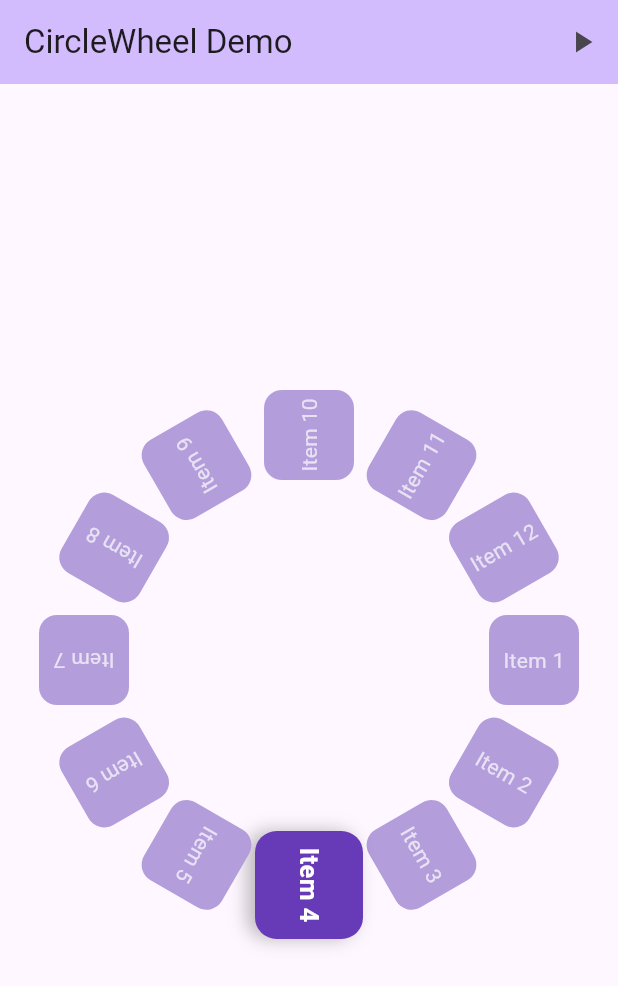
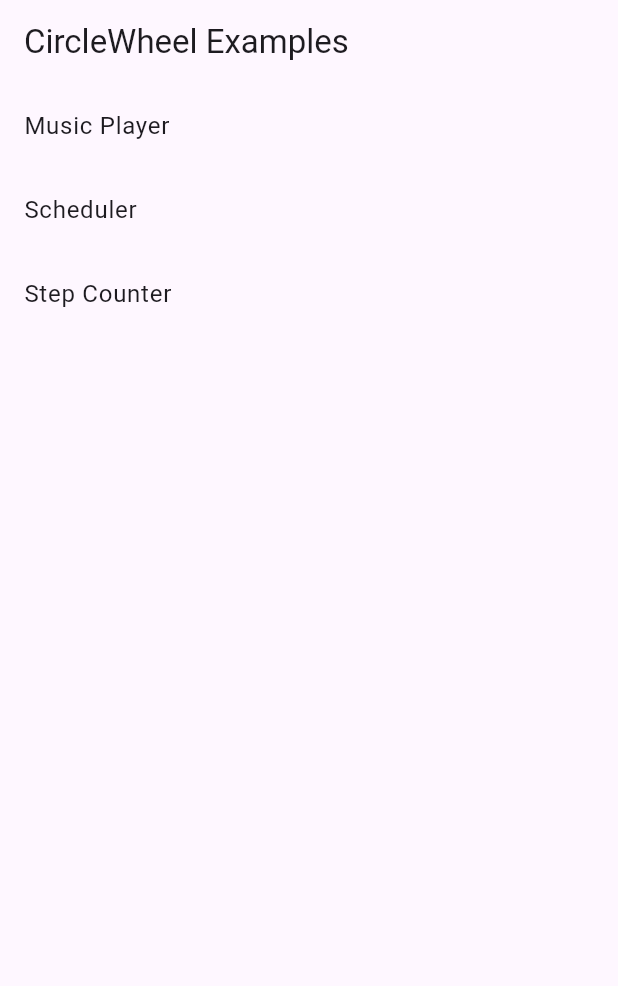
Before and after one commit to chasseuragace/circle_wheel, a Flutter app: the screen it shows after launch, on a phone screen of 412 x 824 dp. Shown: the top 986 px of the screen. Run offline on Flutter 3.47's test engine with Material 3 defaults, Android fonts, the phone set to English and light mode, and no system bars.

Commit message:
fix: example

````diff
--- a/example/lib/main.dart
+++ b/example/lib/main.dart
@@ -1,6 +1,7 @@
+import 'package:example/MusicPlayerExample.dart';
+import 'package:example/StepCounterExample.dart';
+import 'package:example/TodoListExample.dart';
 import 'package:flutter/material.dart';
-import 'package:circle_wheel/circle_wheel.dart';
-import 'dart:math' as math;
 
 void main() {
   runApp(const MyApp());
@@ -22,119 +23,48 @@ class MyApp extends StatelessWidget {
   }
 }
 
-class MyHomePage extends StatefulWidget {
+class MyHomePage extends StatelessWidget {
   const MyHomePage({super.key});
-
-  @override
-  State<MyHomePage> createState() => _MyHomePageState();
-}
-
-class _MyHomePageState extends State<MyHomePage> {
-  // Example items for the wheel
-  final List<String> items = List.generate(12, (index) => 'Item ${index + 1}');
-  bool _autoRotate = false;
 
   @override
   Widget build(BuildContext context) {
     return Scaffold(
       appBar: AppBar(
-        backgroundColor: Theme.of(context).colorScheme.inversePrimary,
-        title: const Text('CircleWheel Demo'),
-        actions: [
-          IconButton(
-            icon: Icon(_autoRotate ? Icons.pause : Icons.play_arrow),
-            onPressed: () {
-              setState(() {
-                _autoRotate = !_autoRotate;
-              });
+        title: const Text('CircleWheel Examples'),
+      ),
+      body: ListView(
+        children: [
+          ListTile(
+            title: const Text('Music Player'),
+            onTap: () {
+              Navigator.push(
+                context,
+                MaterialPageRoute(
+                    builder: (context) => const MusicPlayerExample()),
+              );
             },
-            tooltip: _autoRotate ? 'Stop Auto-rotation' : 'Start Auto-rotation',
+          ),
+          ListTile(
+            title: const Text('Scheduler'),
+            onTap: () {
+              Navigator.push(
+                context,
+                MaterialPageRoute(
+                    builder: (context) => const TodoListExample()),
+              );
+            },
+          ),
+          ListTile(
+            title: const Text('Step Counter'),
+            onTap: () {
+              Navigator.push(
+                context,
+                MaterialPageRoute(
+                    builder: (context) => const StepCounterExample()),
+              );
+            },
           ),
         ],
-      ),
-      body: Center(
-        child: CircleWheel(
-          // Basic configuration
-          itemCount: items.length,
-          radius: 150,
-          canRotate: true,
-
-          // Angle configuration
-          startAngle: 0,
-          endAngle: 2 * math.pi,
-
-          // Visibility configuration
-          renderOnlyVisible: true,
-          visibilityStartAngle: 0,
-          visibilityEndAngle: math.pi * 1.5,
-
-          // Hotspot configuration
-          hotspotAngle: math.pi / 2, // Top position
-          hotspotRange: math.pi / 12,
-
-          // Animation configuration
-          autoRotate: _autoRotate,
-          autoRotateSpeed: 1.0,
-          rotationDuration: const Duration(milliseconds: 300),
-
-          // Interaction configuration
-          snapToHotspot: false, // 핫스팟으로 자동 정렬 비활성화
-          bounceBack: false, // 원래 위치로 돌아가기 비활성화
-          rotationResistance: 1.0, // 회전 저항값 설정
-
-          // Styling configuration
-          itemScale: 1.0,
-          hotspotScale: 1.2,
-
-          // Performance options
-          preloadItems: true, // 아이템 미리 로드
-          cacheItems: true, // 아이템 캐싱 활성화
-
-          // Item builder
-          itemBuilder: (index, isAtHotspot) {
-            return Container(
-              width: 60,
-              height: 60,
-              decoration: BoxDecoration(
-                color: isAtHotspot
-                    ? Colors.deepPurple
-                    : Colors.deepPurple.shade200,
-                borderRadius: BorderRadius.circular(12),
-                boxShadow: [
-                  if (isAtHotspot)
-                    const BoxShadow(
-                      color: Colors.black26,
-                      blurRadius: 8,
-                      offset: Offset(0, 4),
-                    ),
-                ],
-              ),
-              child: Center(
-                child: Text(
-                  items[index],
-                  style: TextStyle(
-                    color: isAtHotspot ? Colors.white : Colors.white70,
-                    fontWeight:
-                        isAtHotspot ? FontWeight.bold : FontWeight.normal,
-                  ),
-                ),
-              ),
-            );
-          },
-
-          // Callbacks
-          onItemEnterHotspot: (index) {
-            debugPrint('Item $index entered hotspot');
-          },
-          onItemExitHotspot: (index) {
-            debugPrint('Item $index exited hotspot');
-          },
-          onItemSelected: (index) {
-            ScaffoldMessenger.of(context).showSnackBar(
-              SnackBar(content: Text('Selected ${items[index]}')),
-            );
-          },
-        ),
       ),
     );
   }
--- a/lib/circle_wheel.dart
+++ b/lib/circle_wheel.dart
@@ -1,69 +1,3 @@
-/// CircleWheel Widget Documentation
-/// CircleWheel 위젯 문서
-///
-/// This widget creates a circular/radial layout that can display items in a wheel formation.
-/// 이 위젯은 아이템들을 휠 형태로 표시할 수 있는 원형/방사형 레이아웃을 생성합니다.
-///
-/// Features (기능):
-/// 1. 360-degree rotation support (360도 회전 지원)
-/// 2. Multiple hotspot detection (다중 핫스팟 감지)
-/// 3. Customizable animations (커스터마이징 가능한 애니메이션)
-/// 4. Gesture-based interaction (제스처 기반 상호작용)
-/// 5. Auto-rotation capability (자동 회전 기능)
-///
-/// Main Options (주요 옵션):
-/// 1. Layout Options (레이아웃 옵션)
-///    - radius: Wheel radius (휠 반지름)
-///    - spacing: Space between items (아이템 간 간격)
-///    - innerRadius: Optional inner radius for ring layout (링 레이아웃을 위한 내부 반지름)
-///    - startAngle/endAngle: Control wheel's angular span (휠의 각도 범위 제어)
-///
-/// 2. Interaction Options (상호작용 옵션)
-///    - canRotate: Enable/disable rotation (회전 활성화/비활성화)
-///    - snapToHotspot: Snap items to hotspots (아이템을 핫스팟에 스냅)
-///    - rotationResistance: Control rotation sensitivity (회전 감도 제어)
-///    - bounceBack: Enable bounce effect (바운스 효과 활성화)
-///
-/// 3. Animation Options (애니메이션 옵션)
-///    - rotationDuration: Duration of rotation animation (회전 애니메이션 지속 시간)
-///    - rotationCurve: Animation curve type (애니메이션 곡선 유형)
-///    - autoRotate: Enable automatic rotation (자동 회전 활성화)
-///    - autoRotateSpeed: Speed of auto-rotation (자동 회전 속도)
-///
-/// 4. Hotspot Options (핫스팟 옵션)
-///    - hotspotAngle: Angle for hotspot detection (핫스팟 감지 각도)
-///    - hotspotRange: Active range around hotspot (핫스팟 주변 활성 범위)
-///    - multipleHotspots: Additional hotspot angles (추가 핫스팟 각도)
-///
-/// 5. Styling Options (스타일링 옵션)
-///    - itemScale: Base scale of items (아이템 기본 크기)
-///    - hotspotScale: Scale of items in hotspot (핫스팟에 있는 아이템 크기)
-///    - itemAlignment: Item alignment in container (컨테이너 내 아이템 정렬)
-///    - itemPadding: Padding around items (아이템 주변 패딩)
-///
-/// 6. Performance Options (성능 옵션)
-///    - preloadItems: Enable item preloading (아이템 미리 로드)
-///    - cacheItems: Enable item caching (아이템 캐싱)
-///    - renderOnlyVisible: Render only visible items (보이는 아이템만 렌더링)
-///
-/// Events & Callbacks (이벤트 & 콜백):
-/// - onItemEnterHotspot: Called when item enters hotspot (아이템이 핫스팟에 진입할 때 호출)
-/// - onItemExitHotspot: Called when item exits hotspot (아이템이 핫스팟에서 나갈 때 호출)
-/// - onRotationComplete: Called after rotation ends (회전이 끝난 후 호출)
-/// - onItemSelected: Called when item is selected (아이템이 선택됐을 때 호출)
-///
-/// Usage Example (사용 예시):
-/// ```dart
-/// CircleWheel(
-///   itemBuilder: (index, isAtHotspot) => YourItemWidget(),
-///   itemCount: 10,
-///   radius: 150,
-///   canRotate: true,
-///   hotspotAngle: math.pi / 2,
-///   autoRotate: false,
-/// )
-/// ```
-
 library circle_wheel;
 
 import 'package:flutter/material.dart';
@@ -138,11 +72,6 @@ class CircleWheel extends StatefulWidget {
   /// Speed of auto-rotation (when enabled)
   /// 자동 회전 속도 (활성화된 경우)
   final double autoRotateSpeed;
-
-  // Layout options
-  /// Spacing between items
-  /// 아이템 간의 간격
-  final double spacing;
 
   /// Starting angle of the wheel (in radians)
   /// 휠의 시작 각도 (라디안)
@@ -220,15 +149,6 @@ class CircleWheel extends StatefulWidget {
   /// 햅틱 피드백을 제공할지 여부
   final bool hapticFeedback;
 
-  // Performance options
-  /// Whether to preload items
-  /// 아이템을 미리 로드할지 여부
-  final bool preloadItems;
-
-  /// Whether to cache rendered items
-  /// 렌더링된 아이템을 캐시할지 여부
-  final bool cacheItems;
-
   /// Whether to only render visible items
   /// 보이는 아이템만 렌더링할지 여부
   final bool renderOnlyVisible;
@@ -262,7 +182,6 @@ class CircleWheel extends StatefulWidget {
     this.autoRotateSpeed = 1.0,
 
     // Layout options
-    this.spacing = 0,
     this.startAngle = 0,
     this.endAngle,
     this.innerRadius,
@@ -291,18 +210,16 @@ class CircleWheel extends StatefulWidget {
     this.hapticFeedback = true,
 
     // Performance options
-    this.preloadItems = false,
-    this.cacheItems = true,
     this.renderOnlyVisible = true,
     this.visibilityStartAngle,
     this.visibilityEndAngle,
   });
 
   @override
-  State<CircleWheel> createState() => _CircleWheelState();
+  State<CircleWheel> createState() => CircleWheelState();
 }
 
-class _CircleWheelState extends State<CircleWheel>
+class CircleWheelState extends State<CircleWheel>
     with SingleTickerProviderStateMixin {
   /// Current rotation value of the wheel
   /// 휠의 현재 회전 값
@@ -379,19 +296,44 @@ class _CircleWheelState extends State<CircleWheel>
   /// Checks if an item is in a hotspot
   /// 아이템이 핫스팟에 있는지 확인합니다.
   bool _isInHotspot(double angle) {
-    if (widget.hotspotAngle == null)
-      return false; // No hotspot if angle is null
+    if (widget.hotspotAngle == null &&
+        (widget.multipleHotspots == null || widget.multipleHotspots!.isEmpty)) {
+      return false;
+    }
 
-    final normalizedAngle = (angle % (2 * math.pi));
-    final normalizedHotspotAngle = (widget.hotspotAngle! % (2 * math.pi));
+    // 현재 회전값을 고려한 실제 각도 계산
+    final actualAngle = (angle + _rotationValue) % (2 * math.pi);
 
-    final difference = (normalizedAngle - normalizedHotspotAngle).abs();
+    // 검사할 핫스팟 각도들 목록 생성
+    List<double> hotspotAngles = [];
+    if (widget.hotspotAngle != null) {
+      hotspotAngles.add(widget.hotspotAngle!);
+    }
+    if (widget.multipleHotspots != null) {
+      hotspotAngles.addAll(widget.multipleHotspots!);
+    }
+
+    // 각 핫스팟에 대해 검사
+    for (double hotspotAngle in hotspotAngles) {
+      // 핫스팟 각도를 0~2π 범위로 정규화
+      final normalizedHotspotAngle = hotspotAngle % (2 * math.pi);
+
+      // 각도 차이 계산 (회전값 고려)
+      final difference = (actualAngle - normalizedHotspotAngle).abs();
+
+      // 360도를 고려한 최소 각도 차이 계산
       final wrappedDifference = math.min(
         difference,
         2 * math.pi - difference,
       );
 
-    return wrappedDifference <= widget.hotspotRange;
+      // 하나의 핫스팟이라도 범위 내에 있으면 true 반환
+      if (wrappedDifference <= widget.hotspotRange) {
+        return true;
+      }
+    }
+
+    return false;
   }
 
   /// Handles hotspot state changes and triggers callbacks
@@ -479,6 +421,21 @@ class _CircleWheelState extends State<CircleWheel>
     }
   }
 
+  /// Sets the rotation value to move a specific item to the hotspot
+  /// 특정 아이템을 핫스팟으로 이동시키기 위해 회전 값을 설정합니다.
+  void setRotation(int index) {
+    final itemAngle = widget.startAngle +
+        (index *
+            ((widget.endAngle ?? (2 * math.pi)) - widget.startAngle) /
+            widget.itemCount);
+    final targetRotation =
+        widget.hotspotAngle != null ? widget.hotspotAngle! - itemAngle : 0.0;
+
+    setState(() {
+      _rotationValue = targetRotation;
+    });
+  }
+
   @override
   void dispose() {
     _rotationController.dispose();
@@ -523,49 +480,30 @@ class _CircleWheelState extends State<CircleWheel>
     double normalizedAngle = (angle + _rotationValue) % (2 * math.pi);
     if (normalizedAngle < 0) normalizedAngle += 2 * math.pi;
 
-    // 화면 크기 가져오기
-    final RenderBox? renderBox = context.findRenderObject() as RenderBox?;
-    if (renderBox == null) return true;
+    // renderOnlyVisible이 false면 항상 보이도록 처리
+    if (!widget.renderOnlyVisible) return true;
 
-    // 부모 위젯(Scaffold)의 크기 가져오기
-    final RenderBox? parentBox = context
-        .findRootAncestorStateOfType<ScaffoldState>()
-        ?.context
-        .findRenderObject() as RenderBox?;
-    if (parentBox == null) return true;
+    // visibilityStartAngle과 visibilityEndAngle이 설정되지 않았다면 보이도록 처리
+    if (widget.visibilityStartAngle == null ||
+        widget.visibilityEndAngle == null) {
+      return true;
+    }
 
-    // CircleWheel의 중심점 위치를 전역 좌표로 변환
-    final Offset centerGlobal = renderBox.localToGlobal(Offset.zero);
+    // 시작과 끝 각도 정규화
+    double startAngle = widget.visibilityStartAngle! % (2 * math.pi);
+    if (startAngle < 0) startAngle += 2 * math.pi;
 
-    // 아이템의 상대 위치 계산 (중심점만 고려)
-    final double itemX = widget.radius * math.cos(normalizedAngle);
-    final double itemY = widget.radius * math.sin(normalizedAngle);
-
-    // 아이템의 중심점 위치 계산
-    final double globalX = centerGlobal.dx + itemX;
-    final double globalY = centerGlobal.dy + itemY;
-
-    if (widget.renderOnlyVisible &&
-        widget.visibilityStartAngle != null &&
-        widget.visibilityEndAngle != null) {
-      final startAngle = widget.visibilityStartAngle! % (2 * math.pi);
-      final endAngle = widget.visibilityEndAngle! % (2 * math.pi);
+    double endAngle = widget.visibilityEndAngle! % (2 * math.pi);
+    if (endAngle < 0) endAngle += 2 * math.pi;
 
     // 시작 각도가 끝 각도보다 작은 경우 (예: 0 -> π)
     if (startAngle <= endAngle) {
-        final isBetweenAngles =
-            normalizedAngle >= startAngle && normalizedAngle <= endAngle;
-        return isBetweenAngles;
+      return normalizedAngle >= startAngle && normalizedAngle <= endAngle;
     }
     // 시작 각도가 끝 각도보다 큰 경우 (예: π -> 0)
     else {
-        final isBetweenAngles =
-            normalizedAngle >= startAngle || normalizedAngle <= endAngle;
-        return isBetweenAngles;
+      return normalizedAngle >= startAngle || normalizedAngle <= endAngle;
     }
-    }
-
-    return false;
   }
 
   /// Builds an individual item in the wheel
````
Also changed, not shown: example/lib/MusicPlayerExample.dart (added, +115 -0 lines), example/lib/StepCounterExample.dart (added, +138 -0 lines), example/lib/TodoListExample.dart (added, +64 -0 lines), 1 other file. Lines whose indentation alone changed are shown as unchanged.
